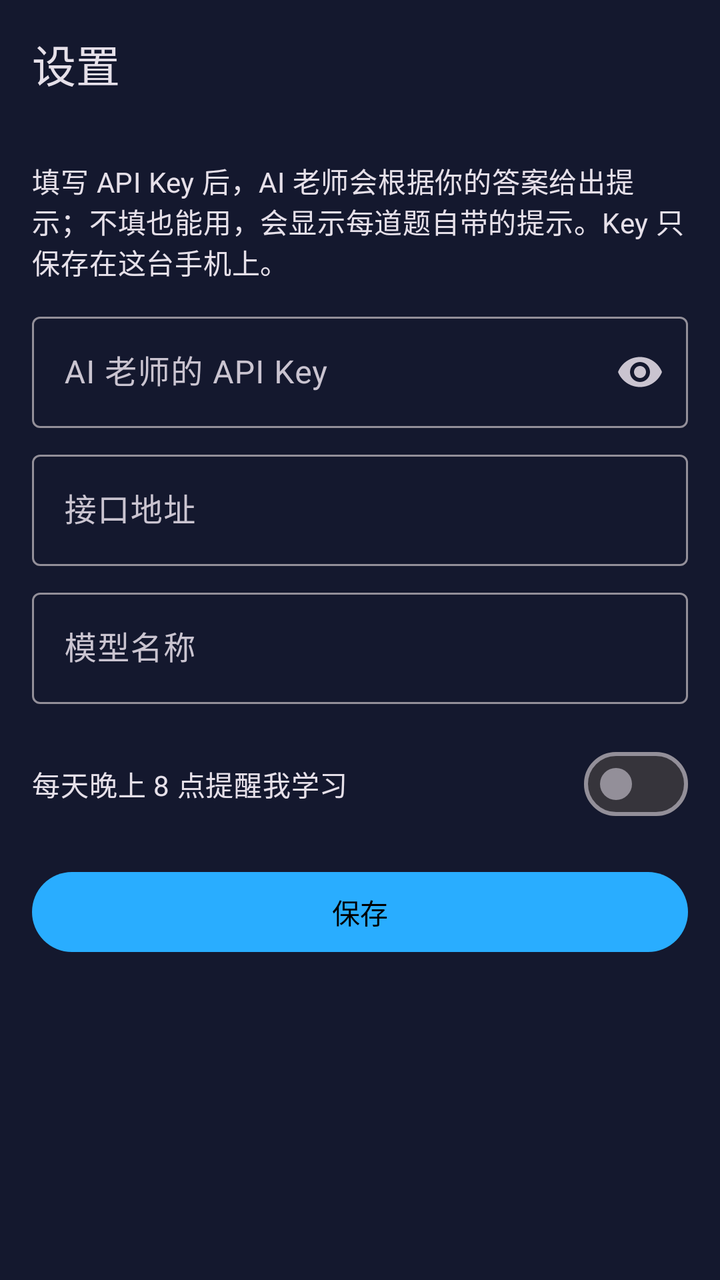
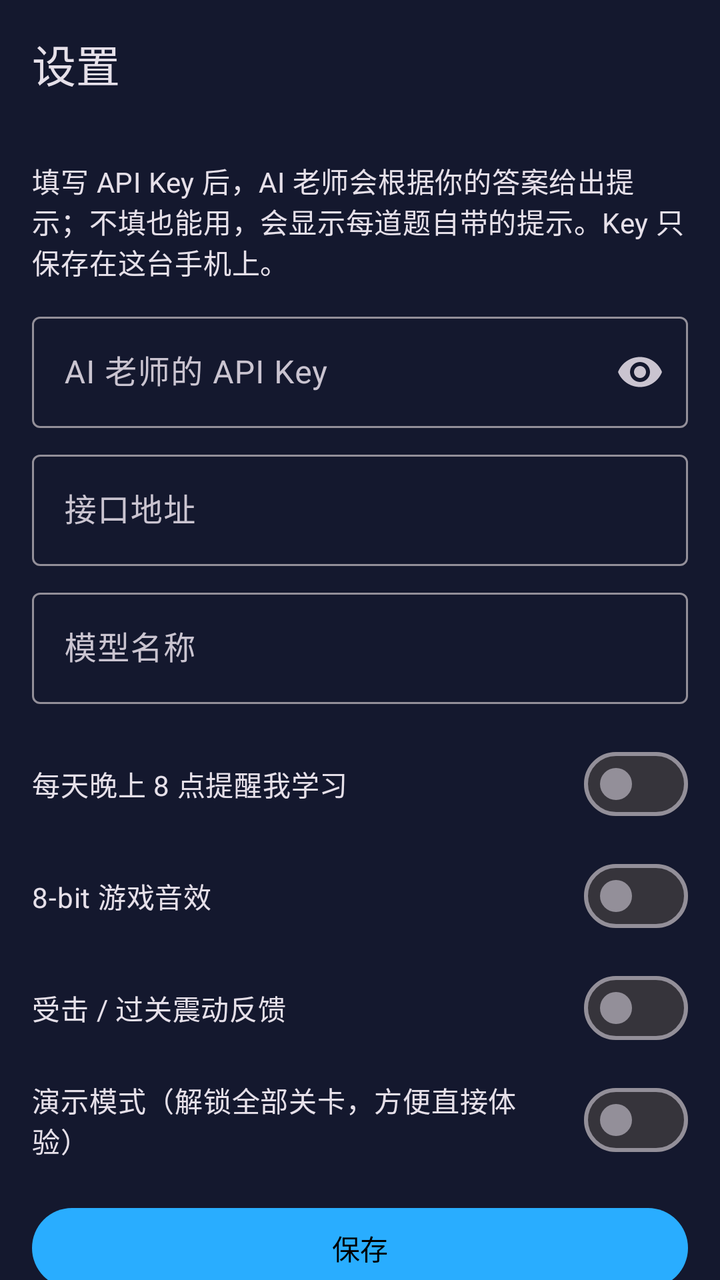

An Android layout rendered at two revisions. The XML below is the earlier revision; the diff shows what the commit changed to produce the second picture.
<!-- AndroidManifest.xml: application theme Theme.PyStarter -->
<!-- res/layout/activity_settings.xml -->
<?xml version="1.0" encoding="utf-8"?>
<LinearLayout xmlns:android="http://schemas.android.com/apk/res/android"
    xmlns:app="http://schemas.android.com/apk/res-auto"
    android:layout_width="match_parent"
    android:layout_height="match_parent"
    android:fitsSystemWindows="true"
    android:orientation="vertical">

    <com.google.android.material.appbar.MaterialToolbar
        android:id="@+id/toolbar"
        android:layout_width="match_parent"
        android:layout_height="?attr/actionBarSize"
        app:title="@string/settings" />

    <androidx.core.widget.NestedScrollView
        android:layout_width="match_parent"
        android:layout_height="match_parent">

        <LinearLayout
            android:layout_width="match_parent"
            android:layout_height="wrap_content"
            android:orientation="vertical"
            android:padding="16dp">

            <TextView
                android:layout_width="match_parent"
                android:layout_height="wrap_content"
                android:text="@string/key_explain"
                android:textAppearance="?attr/textAppearanceBodyMedium" />

            <com.google.android.material.textfield.TextInputLayout
                android:layout_width="match_parent"
                android:layout_height="wrap_content"
                android:layout_marginTop="12dp"
                android:hint="@string/api_key"
                app:endIconMode="password_toggle">

                <com.google.android.material.textfield.TextInputEditText
                    android:id="@+id/apiKey"
                    android:layout_width="match_parent"
                    android:layout_height="wrap_content"
                    android:inputType="textPassword" />
            </com.google.android.material.textfield.TextInputLayout>

            <com.google.android.material.textfield.TextInputLayout
                android:layout_width="match_parent"
                android:layout_height="wrap_content"
                android:layout_marginTop="8dp"
                android:hint="@string/base_url">

                <com.google.android.material.textfield.TextInputEditText
                    android:id="@+id/baseUrl"
                    android:layout_width="match_parent"
                    android:layout_height="wrap_content"
                    android:inputType="textUri" />
            </com.google.android.material.textfield.TextInputLayout>

            <com.google.android.material.textfield.TextInputLayout
                android:layout_width="match_parent"
                android:layout_height="wrap_content"
                android:layout_marginTop="8dp"
                android:hint="@string/model">

                <com.google.android.material.textfield.TextInputEditText
                    android:id="@+id/model"
                    android:layout_width="match_parent"
                    android:layout_height="wrap_content"
                    android:inputType="text" />
            </com.google.android.material.textfield.TextInputLayout>

            <com.google.android.material.materialswitch.MaterialSwitch
                android:id="@+id/reminder"
                android:layout_width="match_parent"
                android:layout_height="wrap_content"
                android:layout_marginTop="16dp"
                android:text="@string/reminder" />

            <com.google.android.material.button.MaterialButton
                android:id="@+id/save"
                android:layout_width="match_parent"
                android:layout_height="wrap_content"
                android:layout_marginTop="16dp"
                android:text="@string/save" />
        </LinearLayout>
    </androidx.core.widget.NestedScrollView>
</LinearLayout>
<!-- resources referenced by this layout -->
<resources>
  <string name="api_key">AI 老师的 API Key</string>
  <string name="base_url">接口地址</string>
  <string name="key_explain">填写 API Key 后，AI 老师会根据你的答案给出提示；不填也能用，会显示每道题自带的提示。Key 只保存在这台手机上。</string>
  <string name="model">模型名称</string>
  <string name="reminder">每天晚上 8 点提醒我学习</string>
  <string name="save">保存</string>
  <string name="settings">设置</string>
  <style name="Theme.PyStarter" parent="Theme.Material3.Dark.NoActionBar">
          <item name="colorPrimary">@color/px_blue</item>
          <item name="colorOnPrimary">@color/px_black</item>
          <item name="colorSecondary">@color/px_yellow</item>
          <item name="colorSurface">@color/px_panel</item>
          <item name="colorOnSurface">@color/px_white</item>
          <item name="android:colorBackground">@color/px_bg</item>
          <item name="android:windowBackground">@color/px_bg</item>
          <item name="android:statusBarColor">@color/px_black</item>
          <item name="android:navigationBarColor">@color/px_black</item>
          <item name="shapeAppearanceSmallComponent">@style/PxShape</item>
          <item name="shapeAppearanceMediumComponent">@style/PxShape</item>
          <item name="shapeAppearanceCornerSmall">@style/PxShape</item>
          <item name="shapeAppearanceCornerMedium">@style/PxShape</item>
          <item name="shapeAppearanceCornerLarge">@style/PxShape</item>
          <item name="shapeAppearanceCornerExtraLarge">@style/PxShape</item>
      </style>
  <color name="px_blue">#29ADFF</color>
  <color name="px_black">#000000</color>
  <color name="px_yellow">#FFEC27</color>
  <color name="px_panel">#1D2B53</color>
  <color name="px_white">#FFF1E8</color>
  <color name="px_bg">#14182E</color>
  <style name="PxShape">
          <item name="cornerFamily">cut</item>
          <item name="cornerSize">0dp</item>
      </style>
</resources>

<!-- the commit's change to res/layout/activity_settings.xml (unified diff, before → after) -->
@@ -75,6 +75,27 @@
                 android:layout_marginTop="16dp"
                 android:text="@string/reminder" />
 
+            <com.google.android.material.materialswitch.MaterialSwitch
+                android:id="@+id/soundFx"
+                android:layout_width="match_parent"
+                android:layout_height="wrap_content"
+                android:layout_marginTop="8dp"
+                android:text="8-bit 游戏音效" />
+
+            <com.google.android.material.materialswitch.MaterialSwitch
+                android:id="@+id/vibrateFx"
+                android:layout_width="match_parent"
+                android:layout_height="wrap_content"
+                android:layout_marginTop="8dp"
+                android:text="受击 / 过关震动反馈" />
+
+            <com.google.android.material.materialswitch.MaterialSwitch
+                android:id="@+id/demoMode"
+                android:layout_width="match_parent"
+                android:layout_height="wrap_content"
+                android:layout_marginTop="8dp"
+                android:text="演示模式（解锁全部关卡，方便直接体验）" />
+
             <com.google.android.material.button.MaterialButton
                 android:id="@+id/save"
                 android:layout_width="match_parent"
